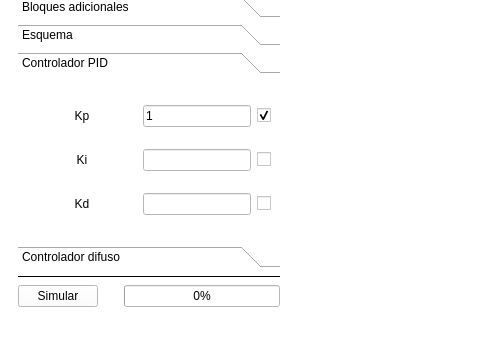
Above: Main aplication/VentanaPrincipal.ui from ezalorpro/LaboratorioDeControl before the change; both pictures show x 0 to 480 and y 352 to 693 of the 1376 by 693 pixel window. Below: the same form after it.
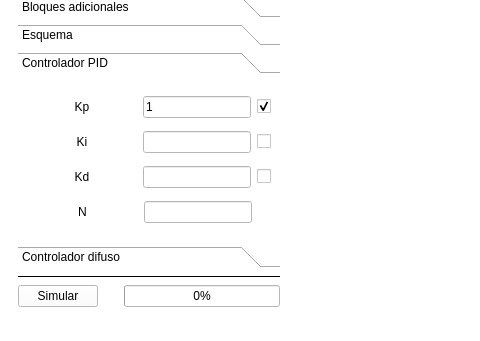
That is the form after the change. The open tabs and pages were chosen to show the change. Icons and pictures are not drawn. Custom widgets are drawn as their Qt base class.

Commit message: agregado N al gui de simulacion y adaptado

```diff
--- a/Main aplication/VentanaPrincipal.ui
+++ b/Main aplication/VentanaPrincipal.ui
@@ -8210,8 +8210,8 @@
               <rect>
                <x>0</x>
                <y>0</y>
-               <width>190</width>
-               <height>96</height>
+               <width>262</width>
+               <height>150</height>
               </rect>
              </property>
              <attribute name="icon">
@@ -8381,6 +8381,61 @@
                 </item>
                </layout>
               </item>
+              <item row="3" column="0">
+               <layout class="QHBoxLayout" name="horizontalLayout_46">
+                <item>
+                 <widget class="QLabel" name="NLabel">
+                  <property name="sizePolicy">
+                   <sizepolicy hsizetype="Preferred" vsizetype="Fixed">
+                    <horstretch>0</horstretch>
+                    <verstretch>0</verstretch>
+                   </sizepolicy>
+                  </property>
+                  <property name="text">
+                   <string>N</string>
+                  </property>
+                  <property name="alignment">
+                   <set>Qt::AlignCenter</set>
+                  </property>
+                 </widget>
+                </item>
+                <item>
+                 <widget class="QLineEdit" name="NSimulacion">
+                  <property name="enabled">
+                   <bool>false</bool>
+                  </property>
+                  <property name="sizePolicy">
+                   <sizepolicy hsizetype="Fixed" vsizetype="Fixed">
+                    <horstretch>0</horstretch>
+                    <verstretch>0</verstretch>
+                   </sizepolicy>
+                  </property>
+                  <property name="text">
+                   <string>100</string>
+                  </property>
+                  <property name="alignment">
+                   <set>Qt::AlignLeading|Qt::AlignLeft|Qt::AlignVCenter</set>
+                  </property>
+                 </widget>
+                </item>
+                <item>
+                 <spacer name="horizontalSpacer_2">
+                  <property name="orientation">
+                   <enum>Qt::Horizontal</enum>
+                  </property>
+                  <property name="sizeType">
+                   <enum>QSizePolicy::Fixed</enum>
+                  </property>
+                  <property name="sizeHint" stdset="0">
+                   <size>
+                    <width>19</width>
+                    <height>18</height>
+                   </size>
+                  </property>
+                 </spacer>
+                </item>
+               </layout>
+              </item>
              </layout>
             </widget>
             <widget class="QWidget" name="difusoPage">
```
Left out of the diff: 208 changed lines with no effect on the pictures. The commit also changes 4 other files.
